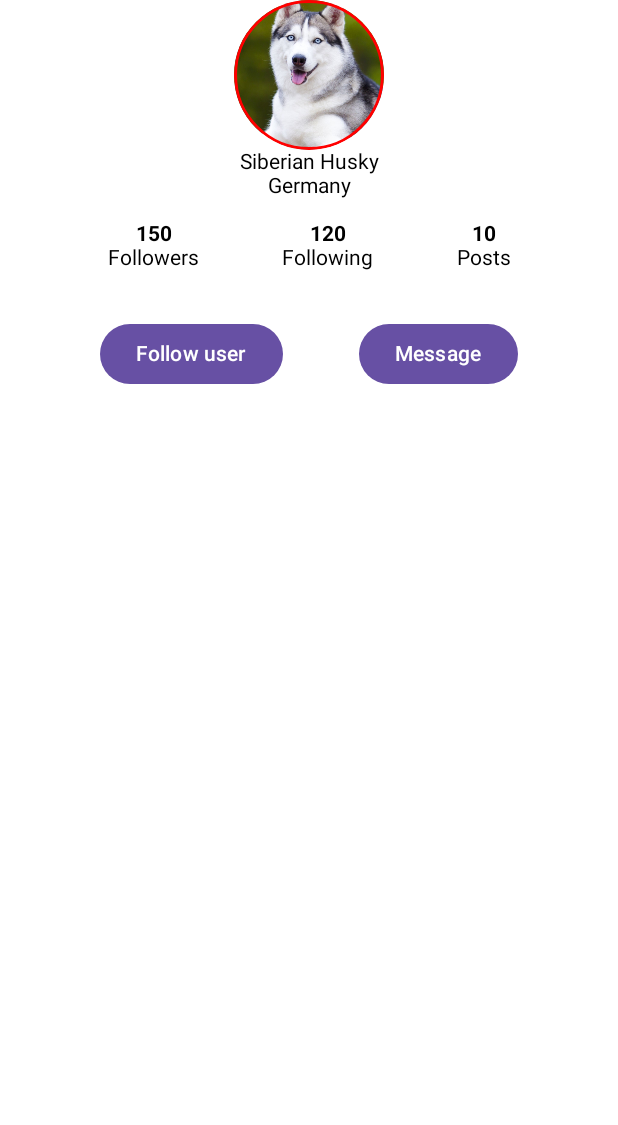
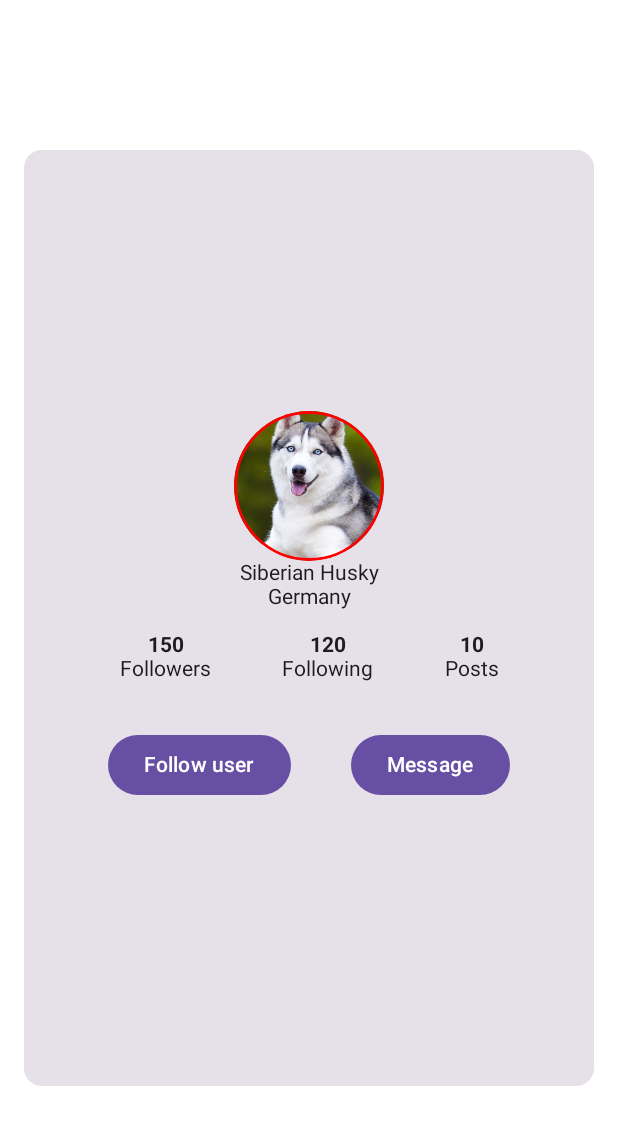
Before and after one commit to dwichan0905/my_compose_learn, an Android app built with Jetpack Compose: the @Preview function ProfilePagePreview, on a phone screen of 412 x 824 dp. Shown: the top 1125 px of the screen. Run offline under Robolectric (Android 15) with nearby library versions, the phone set to English and light mode, and no system bars.

Commit message:
Card & Vertical Scroll

```diff
--- a/Udemy/1. Dog Profile/app/src/main/java/idn/dwichan/dogprofile/ProfilePage.kt
+++ b/Udemy/1. Dog Profile/app/src/main/java/idn/dwichan/dogprofile/ProfilePage.kt
@@ -9,8 +9,13 @@ import androidx.compose.foundation.layout.fillMaxSize
 import androidx.compose.foundation.layout.fillMaxWidth
 import androidx.compose.foundation.layout.padding
 import androidx.compose.foundation.layout.size
+import androidx.compose.foundation.rememberScrollState
 import androidx.compose.foundation.shape.CircleShape
+import androidx.compose.foundation.shape.RoundedCornerShape
+import androidx.compose.foundation.verticalScroll
 import androidx.compose.material3.Button
+import androidx.compose.material3.Card
+import androidx.compose.material3.CardDefaults
 import androidx.compose.material3.Text
 import androidx.compose.runtime.Composable
 import androidx.compose.ui.Alignment
@@ -25,9 +30,22 @@ import androidx.compose.ui.unit.dp
 
 @Composable
 fun ProfilePage() {
+    Card(
+        modifier = Modifier
+            .fillMaxSize()
+            .padding(
+                top = 100.dp,
+                bottom = 100.dp,
+                start = 16.dp,
+                end = 16.dp
+            )
+    ) {
         Column(
             horizontalAlignment = Alignment.CenterHorizontally,
-        modifier = Modifier.fillMaxSize()
+            verticalArrangement = Arrangement.Center,
+            modifier = Modifier
+                .fillMaxSize()
+                .verticalScroll(rememberScrollState())
         ) {
             Image(
                 painter = painterResource(id = R.drawable.husky),
@@ -69,6 +87,7 @@ fun ProfilePage() {
             }
         }
     }
+}
 
 @Composable
 fun ProfileStats(count: Int, title: String) {
@@ -80,7 +99,8 @@ fun ProfileStats(count: Int, title: String) {
 
 @Preview(
     showBackground = true,
-    name = "Profile Page Preview"
+    name = "Profile Page Preview",
+    showSystemUi = true
 )
 @Composable
 fun ProfilePagePreview() {
```
Lines whose indentation alone changed are shown as unchanged.
